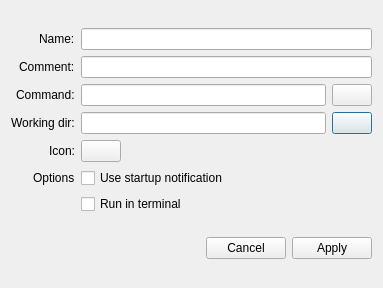
First picture: the form in lumina-fileinfo/dialog.ui, repository lumina-desktop/lumina, before the edit.
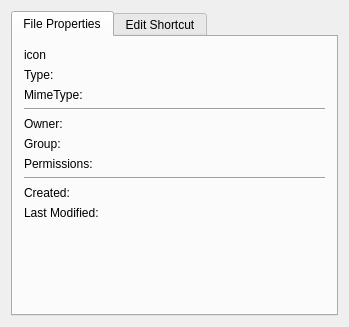
Second picture: the form after the edit. Icons and pictures are not drawn.

Commit message: Add support for lumina-fm to be able to handle all input files (not just *.desktop shortcuts).

Diff of the .ui file:
```diff
--- a/lumina-fileinfo/dialog.ui
+++ b/lumina-fileinfo/dialog.ui
@@ -6,8 +6,8 @@
    <rect>
     <x>0</x>
     <y>0</y>
-    <width>383</width>
-    <height>288</height>
+    <width>349</width>
+    <height>327</height>
    </rect>
   </property>
   <property name="windowTitle">
@@ -15,6 +15,172 @@
   </property>
   <layout class="QVBoxLayout" name="verticalLayout">
    <item>
+    <widget class="QTabWidget" name="tabWidget">
+     <property name="currentIndex">
+      <number>0</number>
+     </property>
+     <property name="tabBarAutoHide">
+      <bool>true</bool>
+     </property>
+     <widget class="QWidget" name="tab_file">
+      <attribute name="title">
+       <string>File Properties</string>
+      </attribute>
+      <layout class="QFormLayout" name="formLayout">
+       <item row="0" column="0">
+        <widget class="QLabel" name="label_file_icon">
+         <property name="text">
+          <string notr="true">icon</string>
+         </property>
+         <property name="alignment">
+          <set>Qt::AlignCenter</set>
+         </property>
+        </widget>
+       </item>
+       <item row="3" column="0" colspan="2">
+        <widget class="Line" name="line_2">
+         <property name="sizePolicy">
+          <sizepolicy hsizetype="Expanding" vsizetype="Fixed">
+           <horstretch>0</horstretch>
+           <verstretch>0</verstretch>
+          </sizepolicy>
+         </property>
+         <property name="orientation">
+          <enum>Qt::Horizontal</enum>
+         </property>
+        </widget>
+       </item>
+       <item row="4" column="0">
+        <widget class="QLabel" name="label">
+         <property name="text">
+          <string>Owner:</string>
+         </property>
+        </widget>
+       </item>
+       <item row="4" column="1">
+        <widget class="QLabel" name="label_file_owner">
+         <property name="text">
+          <string notr="true"/>
+         </property>
+        </widget>
+       </item>
+       <item row="5" column="0">
+        <widget class="QLabel" name="label_3">
+         <property name="text">
+          <string>Group:</string>
+         </property>
+        </widget>
+       </item>
+       <item row="5" column="1">
+        <widget class="QLabel" name="label_file_group">
+         <property name="text">
+          <string notr="true"/>
+         </property>
+        </widget>
+       </item>
+       <item row="6" column="0">
+        <widget class="QLabel" name="label_11">
+         <property name="text">
+          <string>Permissions:</string>
+         </property>
+        </widget>
+       </item>
+       <item row="9" column="0" colspan="2">
+        <widget class="Line" name="line_3">
+         <property name="orientation">
+          <enum>Qt::Horizontal</enum>
+         </property>
+        </widget>
+       </item>
+       <item row="10" column="0">
+        <widget class="QLabel" name="label_7">
+         <property name="text">
+          <string>Created:</string>
+         </property>
+        </widget>
+       </item>
+       <item row="10" column="1">
+        <widget class="QLabel" name="label_file_created">
+         <property name="toolTip">
+          <string>Note: The time a file was created might be more recent than the time modified if the file permissions were changed recently.</string>
+         </property>
+         <property name="text">
+          <string notr="true"/>
+         </property>
+        </widget>
+       </item>
+       <item row="11" column="0">
+        <widget class="QLabel" name="label_2">
+         <property name="text">
+          <string>Last Modified:</string>
+         </property>
+        </widget>
+       </item>
+       <item row="1" column="0">
+        <widget class="QLabel" name="label_5">
+         <property name="text">
+          <string>Type:</string>
+         </property>
+        </widget>
+       </item>
+       <item row="2" column="0">
+        <widget class="QLabel" name="label_6">
+         <property name="text">
+          <string>MimeType:</string>
+         </property>
+        </widget>
+       </item>
+       <item row="2" column="1">
+        <widget class="QLabel" name="label_file_mimetype">
+         <property name="text">
+          <string notr="true"/>
+         </property>
+        </widget>
+       </item>
+       <item row="1" column="1">
+        <widget class="QLabel" name="label_file_type">
+         <property name="text">
+          <string notr="true"/>
+         </property>
+        </widget>
+       </item>
+       <item row="6" column="1">
+        <widget class="QLabel" name="label_file_perms">
+         <property name="text">
+          <string notr="true"/>
+         </property>
+        </widget>
+       </item>
+       <item row="11" column="1">
+        <widget class="QLabel" name="label_file_modified">
+         <property name="text">
+          <string notr="true"/>
+         </property>
+        </widget>
+       </item>
+      </layout>
+     </widget>
+     <widget class="QWidget" name="tab_deskedit">
+      <attribute name="title">
+       <string>Edit Shortcut</string>
+      </attribute>
+      <layout class="QVBoxLayout" name="verticalLayout_2">
+       <property name="spacing">
+        <number>2</number>
+       </property>
+       <property name="leftMargin">
+        <number>4</number>
+       </property>
+       <property name="topMargin">
+        <number>4</number>
+       </property>
+       <property name="rightMargin">
+        <number>4</number>
+       </property>
+       <property name="bottomMargin">
+        <number>4</number>
+       </property>
+       <item>
     <layout class="QGridLayout" name="gridLayout">
      <item row="3" column="0" alignment="Qt::AlignRight">
       <widget class="QLabel" name="lblWorkingDir">
@@ -171,6 +337,10 @@
       </widget>
      </item>
     </layout>
+       </item>
+      </layout>
+     </widget>
+    </widget>
    </item>
   </layout>
  </widget>
```
Left out of the diff: 7 changed lines with no effect on the pictures. Lines whose indentation alone changed are shown as unchanged. The commit also changes 1 other file.
